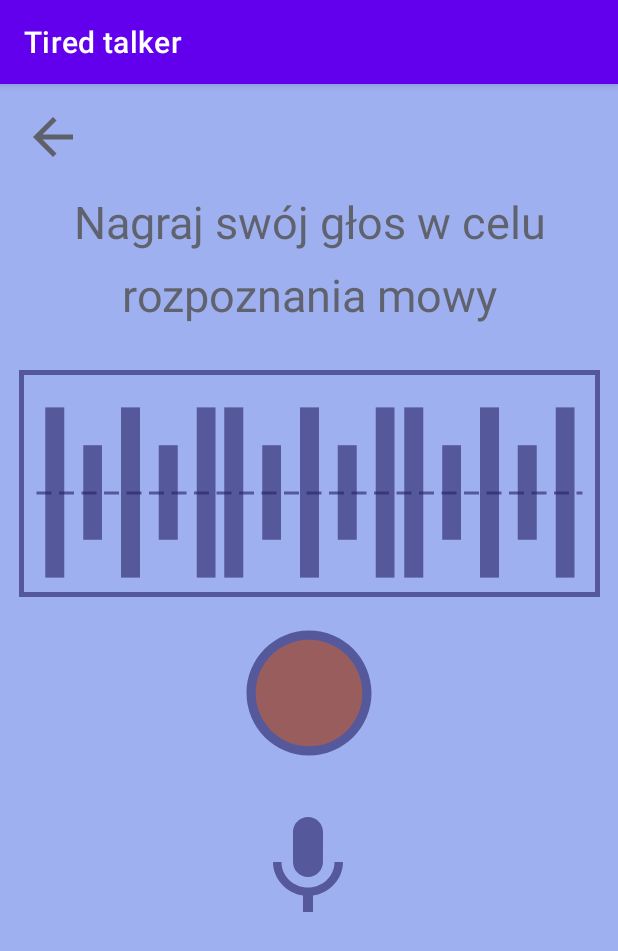
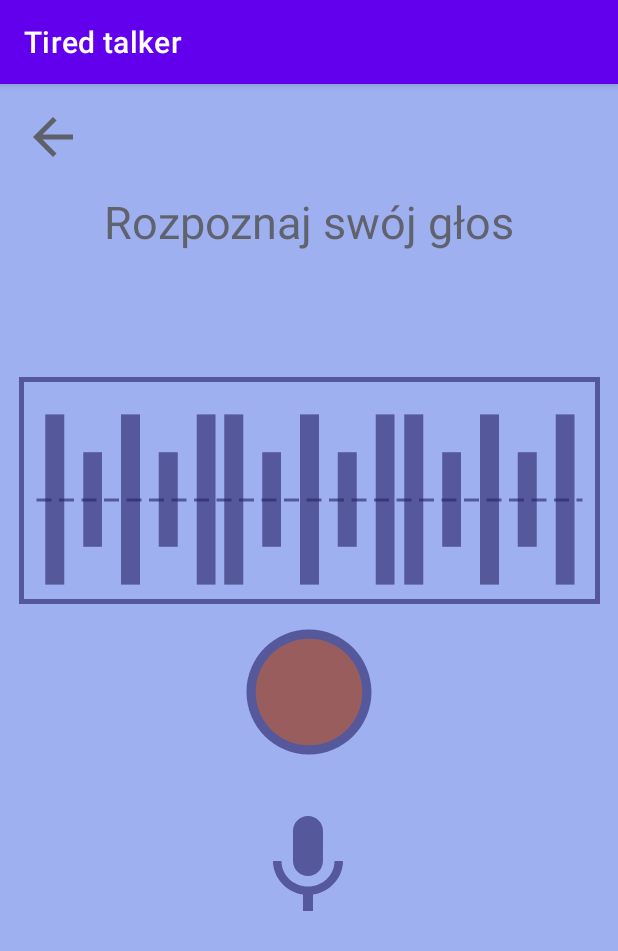
Before and after one commit to Joanna49/TiredTalker, an Android app: the fragment Nagrywanie placed in its activity, after a tap on an icon or button, on a phone screen of 412 x 824 dp. Shown: the top 951 px of the screen. Run offline under Robolectric (Android 15) with nearby library versions, the phone set to English and light mode, and no system bars.

Commit message:
Zmiana pliku Nagrywanie, tak aby obrazki się zgadzały, poprawa menu, zmiana Limitu, aby wyświetlał się "Tick"

```diff
--- a/app/src/main/java/com/maciejka/tiredtalker/Menu.kt
+++ b/app/src/main/java/com/maciejka/tiredtalker/Menu.kt
@@ -38,7 +38,12 @@ class Menu : Fragment() {
 
         //Odebranie liczby wprowadzonej w oknie Limit
         val limitSlow = arguments?.getInt("user_number")
-        binding.displayText.text = "Otrzymana liczba: $limitSlow"
+
+        if (limitSlow != null) {
+            binding.displayText.text = "Otrzymana liczba: $limitSlow"
+        } else {
+            binding.displayText.text = "Kliknij Limit słów"
+        }
         //TO DO
         //Wyświetlenie liczby pozostałych słów
         //val pozSlow = limitSlow - liczSlow
--- a/app/src/main/java/com/maciejka/tiredtalker/Nagrywanie.kt
+++ b/app/src/main/java/com/maciejka/tiredtalker/Nagrywanie.kt
@@ -37,9 +37,26 @@ class Nagrywanie : Fragment() {
                 == PackageManager.PERMISSION_GRANTED) {
                 startRecording()
                 //dodanie obrazka fal dźwiękowych po włączeniu nagrywania
-                binding.sound1.setImageResource(R.drawable.sound)
-                binding.sound2.setImageResource(R.drawable.sound)
-                binding.sound3.setImageResource(R.drawable.sound)
+                binding.sound1.apply {
+                    setImageResource(R.drawable.sound)
+                    visibility = View.VISIBLE
+                }
+                binding.sound2.apply {
+                    setImageResource(R.drawable.sound)
+                    visibility = View.VISIBLE
+                }
+                binding.sound3.apply {
+                    setImageResource(R.drawable.sound)
+                    visibility = View.VISIBLE
+                }
+                // Zmiana tekstu na "Rozpoznaj swój głos"
+                binding.TextRozpoznaj.apply {
+                    visibility = View.VISIBLE
+                }
+                //Ukrycie tekstu "Nagraj swój głos w celu rozpoznania mowy"
+                binding.titleText.visibility = View.GONE
+                binding.descriptionText.visibility = View.GONE
+
             } else {
                 ActivityCompat.requestPermissions(
                     requireActivity(),
@@ -109,6 +126,15 @@ class Nagrywanie : Fragment() {
     override fun onViewCreated(view: View, savedInstanceState: Bundle?) {
         super.onViewCreated(view, savedInstanceState)
 
+        //Obraz fal dźwiękowych niewidoczny przy wejściu
+        binding.sound1.visibility = View.GONE
+        binding.sound2.visibility = View.GONE
+        binding.sound3.visibility = View.GONE
+
+        //Tekst "Rozpoznaj" niewidoczny przy wejściu
+        binding.TextRozpoznaj.visibility = View.GONE
+
+        //Obsługa powrotu do menu
         binding.backButton.setOnClickListener {
             pokazFragment(Menu())
 
--- /dev/null
+++ b/app/src/main/res/drawable/check.xml
@@ -0,0 +1,5 @@
+<vector xmlns:android="http://schemas.android.com/apk/res/android" android:alpha="0.62" android:height="24dp" android:tint="#282368" android:viewportHeight="24" android:viewportWidth="24" android:width="24dp">
+
+    <path android:fillColor="@android:color/white" android:pathData="M9,16.17L4.83,12l-1.42,1.41L9,19 21,7l-1.41,-1.41z"/>
+
+</vector>
--- a/app/src/main/res/layout/fragment_menu.xml
+++ b/app/src/main/res/layout/fragment_menu.xml
@@ -82,7 +82,7 @@
         android:id="@+id/text1"
         android:layout_width="wrap_content"
         android:layout_height="wrap_content"
-        android:text="Liczba słów"
+        android:text="Liczba słów:"
         app:layout_constraintTop_toBottomOf="@id/buttonContainer2"
         app:layout_constraintStart_toStartOf="parent"
         app:layout_constraintEnd_toEndOf="parent"
@@ -109,7 +109,7 @@
         android:id="@+id/text3"
         android:layout_width="wrap_content"
         android:layout_height="wrap_content"
-        android:text="Pozostało"
+        android:text="Pozostało:"
         app:layout_constraintTop_toBottomOf="@id/displayText"
         app:layout_constraintStart_toStartOf="parent"
         app:layout_constraintEnd_toEndOf="parent"
--- a/app/src/main/res/layout/fragment_nagrywanie.xml
+++ b/app/src/main/res/layout/fragment_nagrywanie.xml
@@ -42,6 +42,17 @@
         app:layout_constraintStart_toStartOf="parent"
         app:layout_constraintEnd_toEndOf="parent"
         android:layout_marginTop="8dp" />
+    <TextView
+        android:id="@+id/TextRozpoznaj"
+        android:layout_width="wrap_content"
+        android:layout_height="wrap_content"
+        android:text="Rozpoznaj swój głos"
+        android:textColor="@color/brown"
+        android:textSize="30sp"
+        app:layout_constraintTop_toBottomOf="@id/backButton"
+        app:layout_constraintStart_toStartOf="parent"
+        app:layout_constraintEnd_toEndOf="parent"
+        android:layout_marginTop="16dp"/>
 
     <!--Prostokąt-->
     <ImageView
@@ -49,10 +60,10 @@
         android:layout_width="387dp"
         android:layout_height="151dp"
         android:src="@drawable/thin_square"
-        app:layout_constraintTop_toBottomOf="@id/descriptionText"
+        app:layout_constraintTop_toBottomOf="@id/backButton"
         app:layout_constraintStart_toStartOf="parent"
         app:layout_constraintEnd_toEndOf="parent"
-        android:layout_marginTop="30dp"
+        android:layout_marginTop="140dp"
         tools:layout_editor_absoluteY="246dp"/>
 
     <!-- Linia (wewnątrz prostokąta) -->
@@ -105,8 +116,6 @@
         app:layout_constraintTop_toTopOf="@id/rectangleImage"
         android:layout_marginStart="120dp"/>
 
-
-
     <!-- Okrąg - nagrywanie -->
     <ImageView
 
@@ -114,10 +123,10 @@
         android:layout_width="100dp"
         android:layout_height="200dp"
         android:src="@drawable/empty_circle"
-        app:layout_constraintTop_toBottomOf="@id/descriptionText"
+        app:layout_constraintTop_toBottomOf="@id/backButton"
         app:layout_constraintStart_toStartOf="parent"
         app:layout_constraintEnd_toEndOf="parent"
-        android:layout_marginTop="145dp" />
+        android:layout_marginTop="250dp" />
 
     <!-- Przycisk wewnątrz okręgu - nagrywanie-->
     <ImageButton
```
Also changed, not shown: app/src/main/java/com/maciejka/tiredtalker/Limit.kt (+16 -4 lines), app/src/main/java/com/maciejka/tiredtalker/nagrywanie_active.kt (deleted, +0 -61 lines), app/src/main/res/layout/fragment_limit.xml (+13 -2 lines), app/src/main/res/layout/fragment_nagrywanie_active.xml (+7 -4 lines).
